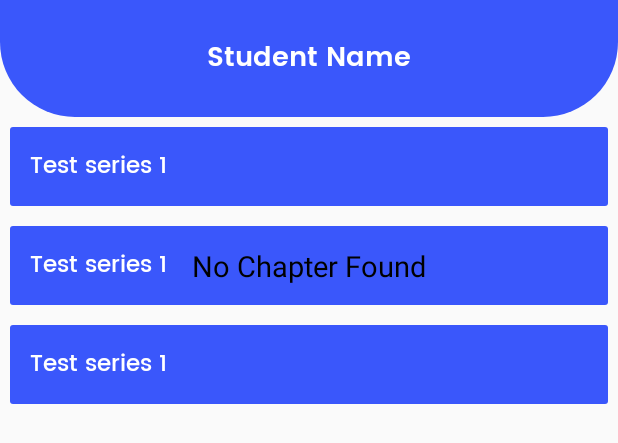
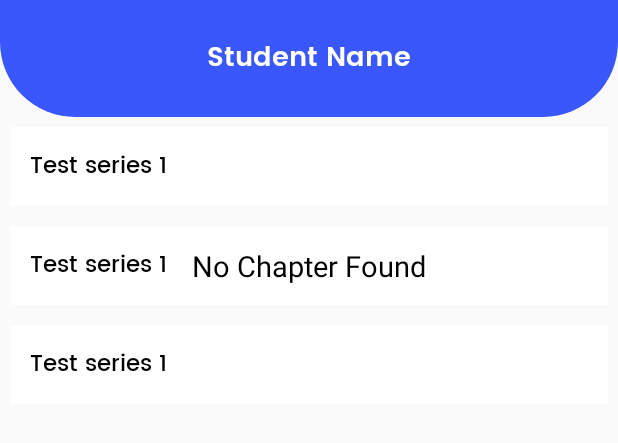
Before and after one commit to sagarkhawse/ItiTestVersionNew, an Android app: the layout fragment_chapter.xml on its own in the app's theme, with its tools: preview values and no code run, on a phone screen of 412 x 824 dp. Shown: the top 443 px of the screen. Run offline under Robolectric (Android 15) with nearby library versions, the phone set to English and light mode, and no system bars.

Commit message:
click nul issues cear

```diff
--- a/app/src/main/res/layout/item_test_series.xml
+++ b/app/src/main/res/layout/item_test_series.xml
@@ -10,14 +10,14 @@
 <RelativeLayout
     android:layout_width="match_parent"
     android:layout_height="wrap_content"
-    android:background="@color/colorTheme1"
+    android:background="@color/color_white"
     android:padding="@dimen/_5sdp">
 
     <TextView
         android:layout_width="match_parent"
         android:layout_height="wrap_content"
         android:text="@string/test_series_1"
-        android:textColor="@color/color_white"
+        android:textColor="@color/black"
         style="@style/textViewDescriptionBlack"
         android:id="@+id/tvTitle"
         android:layout_toStartOf="@+id/ivViewTest"
```
